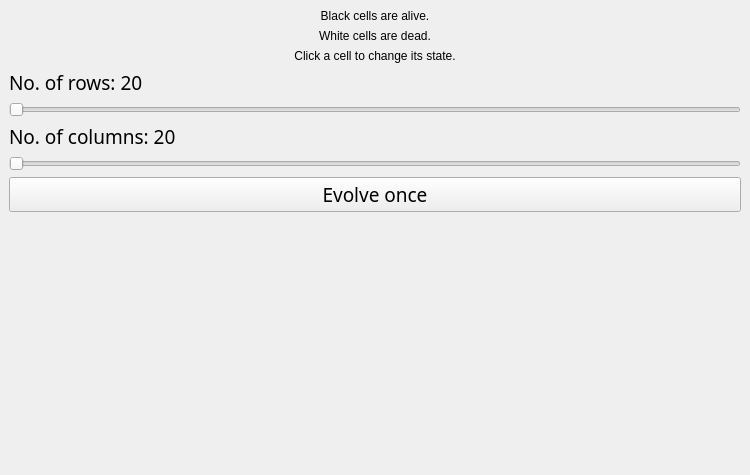
Before: the Qt Designer form mainwindow.ui in liweiyap/Conway_GameOfLife, drawn with Qt 5.
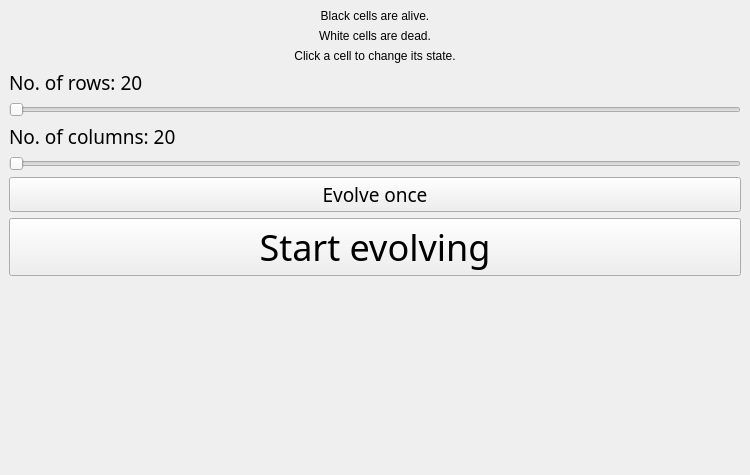
After: the same form once the commit is applied.

```diff
--- a/mainwindow.ui
+++ b/mainwindow.ui
@@ -117,6 +117,19 @@
           </property>
          </widget>
         </item>
+        <item>
+         <widget class="QPushButton" name="startOrStopEvolvingButton">
+          <property name="font">
+           <font>
+            <family>Trebuchet MS</family>
+            <pointsize>27</pointsize>
+           </font>
+          </property>
+          <property name="text">
+           <string>Start evolving</string>
+          </property>
+         </widget>
+        </item>
         <item>
          <spacer name="controlVerticalSpacer">
           <property name="orientation">
```
